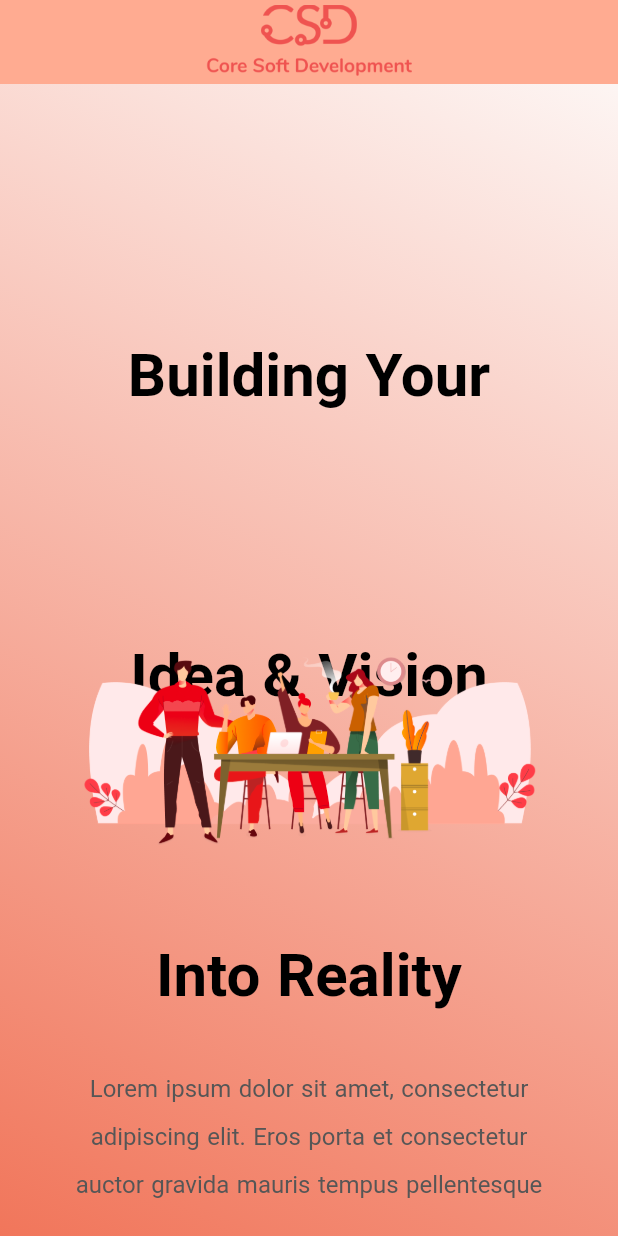
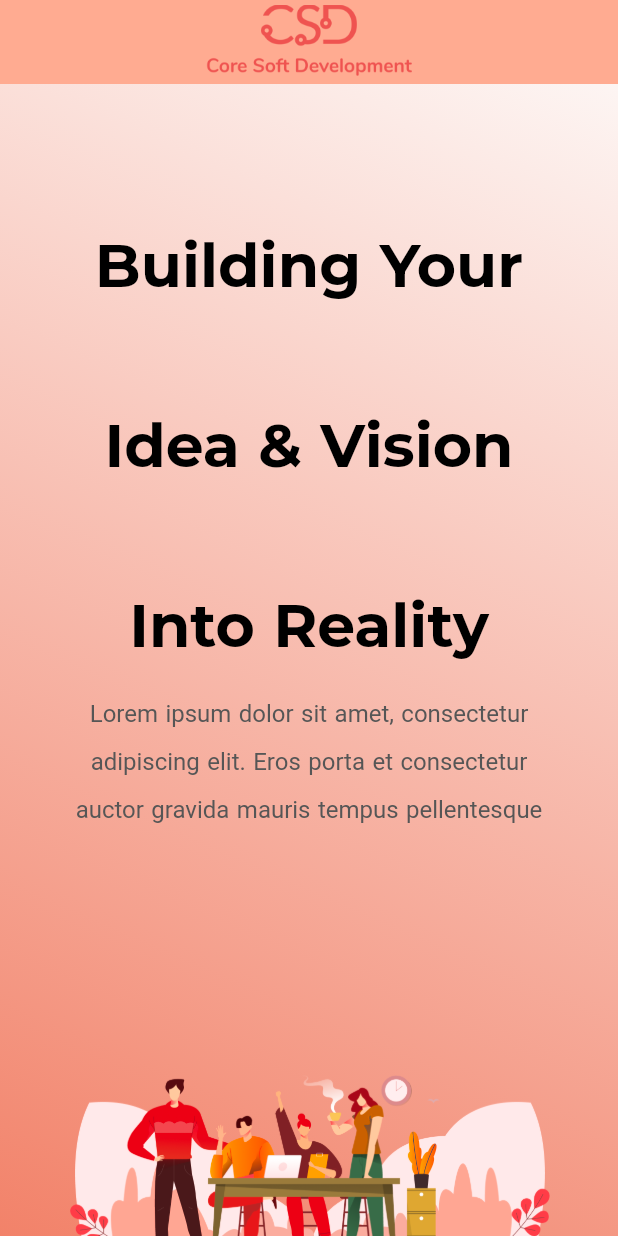
Before and after one commit to Core-Soft-Development/core_website, a Flutter app: the screen it shows after launch, on a phone screen of 412 x 824 dp. Run offline on Flutter 3.47's test engine with Material 2 defaults, Android fonts, the phone set to English and light mode, and no system bars; our stand-ins replace font_awesome_flutter, google_maps_flutter; Roboto replaces fonts that are missing (Montserrat-Regular); project files that could hold a hidden picture were left out.

Commit message:
[welcome] is responsive

```diff
--- a/lib/screens/home_page.dart
+++ b/lib/screens/home_page.dart
@@ -5,7 +5,7 @@ import 'package:core_website/screens/contact.dart';
 import 'package:core_website/screens/welcome.dart';
 import 'package:core_website/screens/portfolio.dart';
 import 'package:core_website/screens/service.dart';
-import 'package:core_website/utils/ui/responsive_layout.dart';
+import 'package:core_website/utils/ui/responsive.dart';
 import 'package:core_website/screens/copyright.dart';
 import 'package:core_website/screens/footer.dart';
 import 'package:core_website/screens/menu_drawer.dart';
@@ -41,11 +41,10 @@ class _HomePageState extends State<HomePage> {
       extendBody: true,
       drawer: const MenuDrawer(),
       body: NestedScrollView(
-        controller: _scrollController,
         headerSliverBuilder: (context, innerBoxIsScrolled) {
           return [
-            ResponsiveLayout.isMobile(context) ||
-                    ResponsiveLayout.isTablet(context)
+            Responsive.isMobile(context) ||
+                    Responsive.isTablet(context)
                 ? SliverAppBar(
                     iconTheme: const IconThemeData(color: Color(0xFFFF8A65)),
                     backgroundColor: ColorsTheme.appColor,
@@ -92,22 +91,27 @@ class _HomePageState extends State<HomePage> {
       ),
     );
   }
-}
 
-/* drawer: const MenuDrawer(),
-      extendBody: true,
-      body: NestedScrollView(
+   /* body: NestedScrollView(
         controller: _scrollController,
-        headerSliverBuilder: (context, bool innerBoxIsScrolled) {
-          return [ ResponsiveLayout.isSmallScreen(context) || ResponsiveLayout.isMediumScreen(context)
+        headerSliverBuilder: (context, innerBoxIsScrolled) {
+          return [
+            Responsive.isMobile(context) ||
+                    Responsive.isTablet(context)
                 ? SliverAppBar(
                     iconTheme: const IconThemeData(color: Color(0xFFFF8A65)),
                     backgroundColor: ColorsTheme.appColor,
-              elevation: 0,
+                    elevation: 10,
                     centerTitle: true,
-              title: Image.asset('logos/csd_core_soft_development.png',
+                    title: Image.asset(
+                      'assets/logos/csd_core_soft_development.png',
                       color: ColorsTheme.textMenuDrawer,
-              height: 50,),
+                      height: 50,
+                    ),
+                    automaticallyImplyLeading: false,
+                    floating: true,
+                    snap: true,
+                    expandedHeight: 50,
                   )
                 : PreferredSize(
                     preferredSize: Size(screenSize.width, 70),
@@ -115,5 +119,27 @@ class _HomePageState extends State<HomePage> {
                   ),
           ];
         },
-        body: ),
-      ); */
+        body: SingleChildScrollView(
+          //controller: _scrollController,
+          physics: const ClampingScrollPhysics(),
+          child: ConstrainedBox(
+            constraints: const BoxConstraints(
+              maxWidth: double.infinity,
+              maxHeight: double.infinity,
+            ),
+            child: IntrinsicHeight(
+              child: Column(children: const [
+                Home(),
+                Services(),
+                AboutUs(),
+                Client(),
+                Portfolio(),
+                Contact(),
+                Footer(),
+                Copyright(),
+              ]),
+            ),
+          ),
+        ),
+      ), */
+}
--- a/lib/screens/welcome.dart
+++ b/lib/screens/welcome.dart
@@ -17,7 +17,7 @@ class _HomeState extends State<Home> {
     var screenSize = MediaQuery.of(context).size;
 
     return Container(
-      padding: const EdgeInsets.all(50),
+      padding: const EdgeInsets.all(40),
       decoration: boxGradient(),
       child: Column(
         mainAxisAlignment: MainAxisAlignment.center,
@@ -25,17 +25,18 @@ class _HomeState extends State<Home> {
           Stack(
             alignment: Alignment.topCenter,
             children: [
-              RichText(
+              Expanded(
+                child: RichText(
                   textAlign: TextAlign.center,
                   text: const TextSpan(
                       text: "Building Your Idea & Vision Into Reality \n",
                       style: TextStyle(
                           fontSize: 40,
                           fontWeight: FontWeight.w600,
-                        fontFamily: "Montserrat-Regular",
+                          fontFamily: "Montserrat",
                           color: ColorsTheme.text,
                           wordSpacing: 1,
-                        height: 5),
+                          height: 3),
                       children: [
                         TextSpan(
                             text:
@@ -48,12 +49,13 @@ class _HomeState extends State<Home> {
                                 height: 2))
                       ]),
                 ),
+              ),
+            ],
+          ),
           SizedBox(
-                  height: screenSize.height * .9,
+                  height: screenSize.height / 2,
                   width: screenSize.width,
                   child: Image.asset('assets/images/background.png'))
-            ],
-          )
         ],
       ),
     );
--- a/lib/widgets/body.dart
+++ b/lib/widgets/body.dart
@@ -1,5 +1,5 @@
 import 'package:core_website/utils/ui/large_child.dart';
-import 'package:core_website/utils/ui/responsive_layout.dart';
+import 'package:core_website/utils/ui/responsive.dart';
 import 'package:core_website/utils/ui/small_child.dart';
 import 'package:flutter/material.dart';
 
@@ -8,7 +8,7 @@ class Body extends StatelessWidget {
 
   @override
   Widget build(BuildContext context) {
-    return const ResponsiveLayout(
+    return const Responsive(
       desktop: LargeChild(),
       mobile: SmallChild(),
       tablet: SmallChild(),
```
Also changed, not shown: lib/utils/ui/responsive.dart (added, +40 -0 lines), lib/utils/ui/responsive_layout.dart (deleted, +0 -42 lines). Lines whose indentation alone changed are shown as unchanged.
